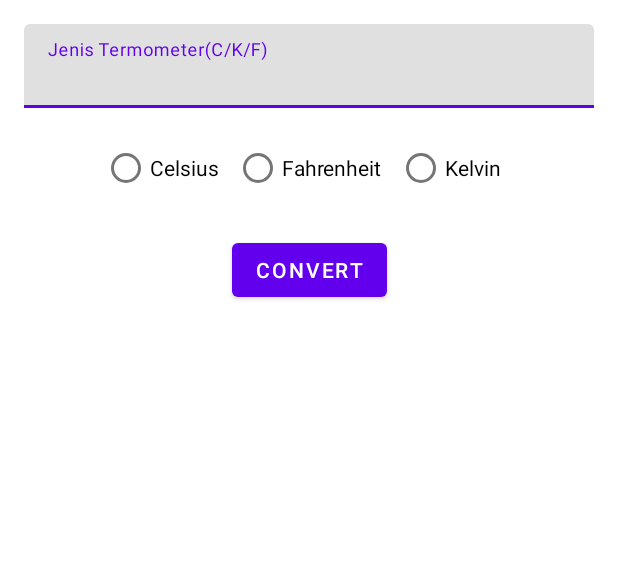
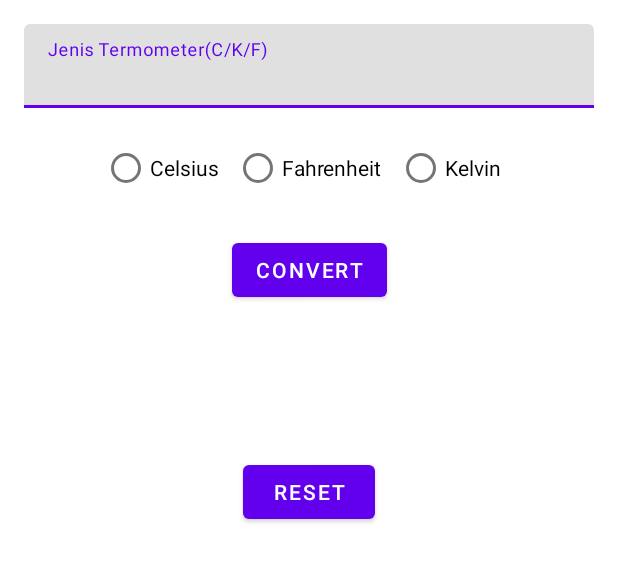
Before and after one commit to davidmpurba/6706201142_Assessment_Mobpro1, an Android app: the screen it shows after launch (MainActivity), on a phone screen of 412 x 824 dp, the part 231-813 px from its top. Run offline under Robolectric (Android 15) with nearby library versions, the phone set to English and light mode, and no system bars.

Commit message:
Menambah fungsi reset

```diff
--- a/app/src/main/res/layout/activity_main.xml
+++ b/app/src/main/res/layout/activity_main.xml
@@ -105,4 +105,14 @@
         app:layout_constraintEnd_toEndOf="parent"
         app:layout_constraintTop_toBottomOf="@+id/convert" />
 
+    <Button
+        android:id="@+id/reset"
+        android:layout_width="wrap_content"
+        android:layout_height="wrap_content"
+        android:layout_marginTop="100dp"
+        android:text="@string/reset"
+        app:layout_constraintEnd_toEndOf="parent"
+        app:layout_constraintStart_toStartOf="parent"
+        app:layout_constraintTop_toBottomOf="@+id/convert" />
+
 </androidx.constraintlayout.widget.ConstraintLayout>
--- a/app/src/main/res/values/strings.xml
+++ b/app/src/main/res/values/strings.xml
@@ -6,6 +6,7 @@
     <string name="celsius">Celsius</string>
     <string name="kelvin">Kelvin</string>
     <string name="convert">Convert</string>
+    <string name="reset">Reset</string>
     <string name="hasil_convert1">Celsius = %1$.2f</string>
     <string name="hasil_convert2">Kelvin = %1$.2f</string>
     <string name="hasil_convert3">Fahrenheit = %1$.2f</string>
```
Also changed, not shown: app/src/main/java/org/d3if1142/temperature_converter/MainActivity.kt (+7 -0 lines).
